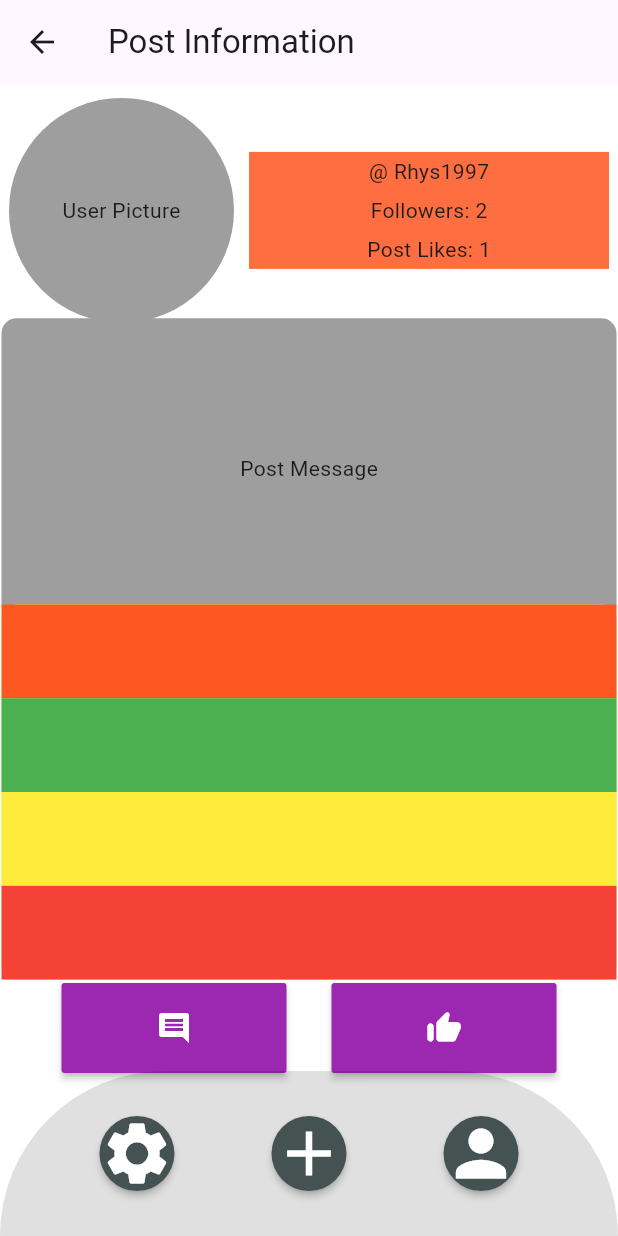
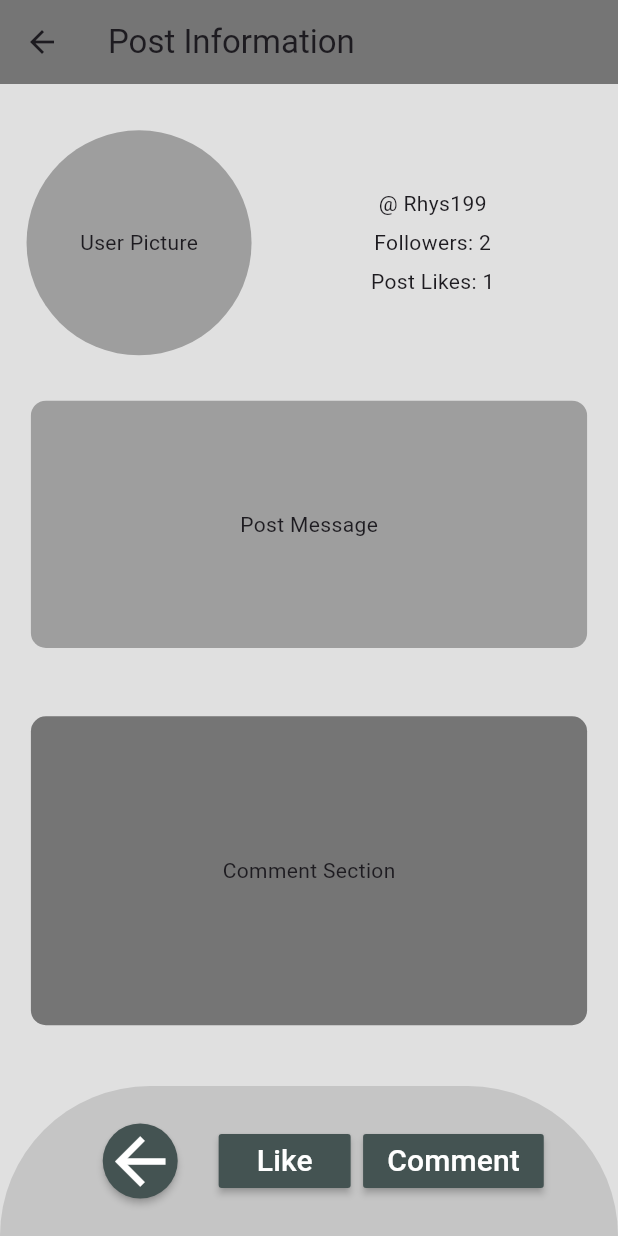
Before and after one commit to RhysRoo/UniFlutterProject, a Flutter app: the UserPost screen opened directly, on a phone screen of 412 x 824 dp. Run offline on Flutter 3.47's test engine with Material 3 defaults, Android fonts, the phone set to English and light mode, and no system bars.

Commit message:
small_frontend_changes

```diff
--- a/lib/add_post.dart
+++ b/lib/add_post.dart
@@ -100,7 +100,7 @@ class AddPost extends StatelessWidget {
                         Align(
                           child: Container(
                             height: 75,
-                            width: 410,
+                            width: MediaQuery.of(context).size.width * 0.9,
                             decoration: BoxDecoration(
                               borderRadius: BorderRadius.circular(40),
                             ),
--- a/lib/login.dart
+++ b/lib/login.dart
@@ -22,7 +22,7 @@ class Login extends StatelessWidget {
                 alignment: const Alignment(0.0, 0.1),
                 child: Container(
                   height: 400,
-                  width: 380,
+                  width: MediaQuery.of(context).size.width * 0.95,
                   decoration: ShapeDecoration(
                       color: Colors.amber,
                       shape: RoundedRectangleBorder(
@@ -33,7 +33,7 @@ class Login extends StatelessWidget {
               //Username
               alignment: const Alignment(0.0, -0.2),
               child: Container(
-                width: 300,
+                width: MediaQuery.of(context).size.width * 0.85,
                 color: Colors.cyan[700],
                 child: const TextField(
                   style: TextStyle(fontSize: 19.0),
@@ -53,7 +53,7 @@ class Login extends StatelessWidget {
               //Password
               alignment: const Alignment(0.0, 0.0),
               child: Container(
-                width: 300,
+                width: MediaQuery.of(context).size.width * 0.85,
                 color: Colors.cyan[700],
                 child: const TextField(
                   style: TextStyle(fontSize: 19.0),
@@ -72,7 +72,7 @@ class Login extends StatelessWidget {
             Align(
               alignment: const Alignment(0.0, 0.35),
               child: Container(
-                width: 100,
+                width: MediaQuery.of(context).size.width * 0.2,
                 height: 50,
                 decoration: ShapeDecoration(
                   color: Colors.grey,
--- a/lib/test_home.dart
+++ b/lib/test_home.dart
@@ -185,22 +185,8 @@ class _HomePageState extends State<TestHomePage> {
                                 size: 50,
                                 color: Colors.white,
                               ),
-                          ),
-                          MaterialButton(
-                            onPressed: (() {
-                              userPostButtonHandler(
-                                  context); // This should probably be userPostButtonHandler instead of settingsButtonHandler
-                            }),
-                            color: const Color(0xFF445352),
-                            shape: const CircleBorder(),
-                            child: const Icon(
-                              Icons.person,
-                              size: 50,
-                              color: Colors.white,
-                            ),
-                          ),
-                        ],
-                      ),
+                            )
+                          ]),
                     ),
                   ),
                 ],
--- a/lib/user_post.dart
+++ b/lib/user_post.dart
@@ -1,6 +1,13 @@
 import 'package:flutter/material.dart';
-import 'package:untitled1/home_page.dart';
+import 'test_home.dart';
 import 'package:untitled1/settings.dart';
+
+void HomePageButtonHandler(BuildContext context) {
+  Navigator.push(
+    context,
+    MaterialPageRoute(builder: (context) => const TestHomePage()),
+  );
+}
 
 class UserPost extends StatelessWidget {
   const UserPost({Key? key}) : super(key: key);
@@ -8,8 +15,9 @@ class UserPost extends StatelessWidget {
   @override
   Widget build(BuildContext context) {
     return Scaffold(
-      backgroundColor: Colors.white,
+      backgroundColor: Colors.grey[300],
       appBar: AppBar(
+        backgroundColor: Colors.grey[600],
         title: const Text('Post Information'),
       ),
       body: Align(
@@ -19,13 +27,13 @@ class UserPost extends StatelessWidget {
           width: MediaQuery.of(context).size.width,
           child: Stack(alignment: Alignment.topLeft, children: [
             Align(
-              alignment: const Alignment(-0.0, -0.97),
+              alignment: const Alignment(-0.0, -0.9),
               child: Row(
                 mainAxisSize: MainAxisSize.min,
                 children: [
                   Container(
                     height: 150,
-                    width: 150,
+                    width: MediaQuery.of(context).size.width * 0.4,
                     decoration: const BoxDecoration(
                       shape: BoxShape.circle,
                       color: Colors.grey,
@@ -33,21 +41,17 @@ class UserPost extends StatelessWidget {
                     alignment: const Alignment(0.0, 0.0),
                     child: const Text("User Picture"),
                   ),
-                  const SizedBox(
-                    width: 10,
-                  ),
                   Container(
                     height: 78,
-                    width: 240,
-                    color: Colors.deepOrangeAccent,
+                    width: MediaQuery.of(context).size.width * 0.55,
                     child: Column(
                       children: [
                         Container(
                           height: 26,
-                          width: 240,
+                          width: MediaQuery.of(context).size.width * 0.8,
                           // color: Colors.red,
                           alignment: const Alignment(0.0, 0.0),
-                          child: const Text("@ Rhys1997"),
+                          child: const Text("@ Rhys199"),
                         ),
                         Container(
                           height: 26,
@@ -70,10 +74,11 @@ class UserPost extends StatelessWidget {
               ),
             ),
             Align(
-              alignment: const Alignment(0.0, -0.45),
+              //Users Post
+              alignment: const Alignment(0.0, -0.3),
               child: Container(
-                height: 200,
-                width: 410,
+                height: MediaQuery.of(context).size.height * 0.2,
+                width: MediaQuery.of(context).size.width * 0.9,
                 decoration: BoxDecoration(
                   color: Colors.grey,
                   borderRadius: BorderRadius.circular(10),
@@ -83,63 +88,17 @@ class UserPost extends StatelessWidget {
               ),
             ),
             Align(
-              alignment: const Alignment(0.0, 0.34),
+              //Comment section
+              alignment: const Alignment(0.0, 0.5),
               child: Container(
-                height: 250,
-                width: 410,
+                height: MediaQuery.of(context).size.height * 0.25,
+                width: MediaQuery.of(context).size.width * 0.9,
                 decoration: BoxDecoration(
-                  color: Colors.lightGreenAccent,
+                  color: Colors.grey[600],
                   borderRadius: BorderRadius.circular(10),
                 ),
                 alignment: const Alignment(0.0, 0.0),
-                // child: const Text("Comment Section"),
-                child: Column(children: [
-                  Container(
-                    height: 62.5,
-                    width: 410,
-                    color: Colors.deepOrange,
-                  ),
-                  Container(
-                    height: 62.5,
-                    width: 410,
-                    color: Colors.green,
-                  ),
-                  Container(
-                    color: Colors.yellow,
-                    height: 62.5,
-                    width: 410,
-                  ),
-                  Container(
-                    color: Colors.red,
-                    height: 62.5,
-                    width: 410,
-                  ),
-                ]),
-              ),
-            ),
-            Align(
-              alignment: const Alignment(0.0, 0.693),
-              child: Row(
-                mainAxisSize: MainAxisSize.min,
-                children: [
-                  MaterialButton(
-                    onPressed: () {},
-                    color: Colors.purple,
-                    height: 60,
-                    minWidth: 150,
-                    textColor: Colors.white,
-                    child: const Icon(Icons.comment),
-                  ),
-                  const SizedBox(width: 30),
-                  MaterialButton(
-                    onPressed: () {},
-                    color: Colors.purple,
-                    height: 60,
-                    minWidth: 150,
-                    textColor: Colors.white,
-                    child: const Icon(Icons.thumb_up_rounded),
-                  ),
-                ],
+                child: const Text("Comment Section"),
               ),
             ),
             Column(
@@ -147,7 +106,7 @@ class UserPost extends StatelessWidget {
                   .end, // Add this to push your container to the bottom
               children: [
                 Container(
-                  height: 110,
+                  height: 100,
                   decoration: BoxDecoration(
                       color: Colors.black12,
                       borderRadius: BorderRadiusGeometry.lerp(
@@ -160,32 +119,34 @@ class UserPost extends StatelessWidget {
                           0)!),
                   child: Padding(
                     padding: EdgeInsets.symmetric(
-                        horizontal: MediaQuery.of(context).size.width * 0.05),
+                        horizontal: MediaQuery.of(context).size.width * 0.10),
                     child: Row(
                       mainAxisAlignment: MainAxisAlignment.spaceEvenly,
                       children: [
                         MaterialButton(
+                          //Back Button
                           onPressed: () {
-                            settingsButtonHandler(context);
+                            HomePageButtonHandler(context);
                           },
                           color: const Color(0xFF445352),
                           shape: const CircleBorder(),
                           child: const Icon(
-                            Icons.settings,
+                            Icons.arrow_back,
                             size: 50,
                             color: Colors.white,
                           ),
                         ),
                         MaterialButton(
                           onPressed: (() {
-                            (context);
+                            logInButtonHandler(context);
                           }),
                           color: const Color(0xFF445352),
-                          shape: const CircleBorder(),
-                          child: const Icon(
-                            Icons.add,
-                            size: 50,
-                            color: Colors.white,
+                          child: const Text(
+                            'Like',
+                            style: TextStyle(
+                              fontSize: 20,
+                              color: Colors.white,
+                            ),
                           ),
                         ),
                         MaterialButton(
@@ -194,11 +155,9 @@ class UserPost extends StatelessWidget {
                                 context); // This should probably be userPostButtonHandler instead of settingsButtonHandler
                           }),
                           color: const Color(0xFF445352),
-                          shape: const CircleBorder(),
-                          child: const Icon(
-                            Icons.person,
-                            size: 50,
-                            color: Colors.white,
+                          child: const Text(
+                            'Comment',
+                            style: TextStyle(fontSize: 20, color: Colors.white),
                           ),
                         ),
                       ],
```
Also changed, not shown: 3 other files. Lines whose indentation alone changed are shown as unchanged.
